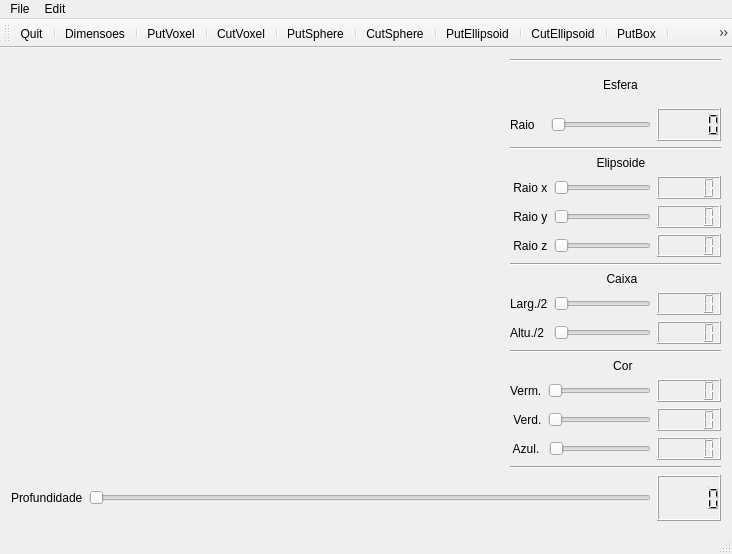
The window that Paint3D/mainwindow.ui (alecerioli/ProgramacaoAvancada) describes before a commit, drawn with Qt 5.
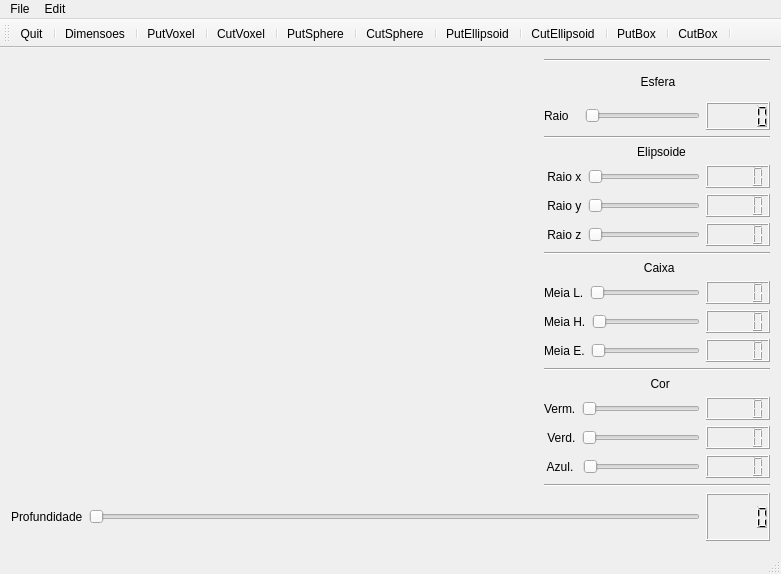
The same window after the commit. Icons and pictures are not drawn. Custom widgets are drawn as their Qt base class.

```diff
--- a/Paint3D/mainwindow.ui
+++ b/Paint3D/mainwindow.ui
@@ -6,8 +6,8 @@
    <rect>
     <x>0</x>
     <y>0</y>
-    <width>732</width>
-    <height>554</height>
+    <width>781</width>
+    <height>574</height>
    </rect>
   </property>
   <property name="windowTitle">
@@ -18,7 +18,7 @@
     <item>
      <layout class="QVBoxLayout" name="verticalLayout_6" stretch="90,10">
       <item>
-       <layout class="QHBoxLayout" name="horizontalLayout_19" stretch="70,30">
+       <layout class="QHBoxLayout" name="horizontalLayout_23" stretch="70,30">
         <item>
          <widget class="Plotter" name="widget" native="true"/>
         </item>
@@ -36,7 +36,7 @@
             <item>
              <widget class="QLabel" name="label_6">
               <property name="text">
-               <string>                            Esfera</string>
+               <string>                             Esfera</string>
               </property>
              </widget>
             </item>
@@ -79,7 +79,7 @@
             <item>
              <widget class="QLabel" name="label_4">
               <property name="text">
-               <string>                          Elipsoide</string>
+               <string>                            Elipsoide</string>
               </property>
              </widget>
             </item>
@@ -160,19 +160,19 @@
             </item>
            </layout>
           </item>
+          <item>
+           <widget class="Line" name="line_2">
+            <property name="orientation">
+             <enum>Qt::Horizontal</enum>
+            </property>
+           </widget>
+          </item>
           <item>
            <layout class="QVBoxLayout" name="verticalLayout_2">
-            <item>
-             <widget class="Line" name="line_2">
-              <property name="orientation">
-               <enum>Qt::Horizontal</enum>
-              </property>
-             </widget>
-            </item>
             <item>
              <widget class="QLabel" name="label_9">
               <property name="text">
-               <string>                             Caixa</string>
+               <string>                              Caixa</string>
               </property>
              </widget>
             </item>
@@ -183,7 +183,7 @@
                 <item>
                  <widget class="QLabel" name="label_7">
                   <property name="text">
-                   <string>Larg./2</string>
+                   <string>Meia L.</string>
                   </property>
                  </widget>
                 </item>
@@ -208,7 +208,7 @@
                 <item>
                  <widget class="QLabel" name="label_8">
                   <property name="text">
-                   <string>Altu./2 </string>
+                   <string>Meia H.</string>
                   </property>
                  </widget>
                 </item>
@@ -226,6 +226,31 @@
               </item>
              </layout>
             </item>
+            <item>
+             <layout class="QHBoxLayout" name="horizontalLayout_22">
+              <item>
+               <layout class="QHBoxLayout" name="horizontalLayout_19">
+                <item>
+                 <widget class="QLabel" name="label_15">
+                  <property name="text">
+                   <string>Meia E.</string>
+                  </property>
+                 </widget>
+                </item>
+                <item>
+                 <widget class="QSlider" name="horizontalSliderEsp">
+                  <property name="orientation">
+                   <enum>Qt::Horizontal</enum>
+                  </property>
+                 </widget>
+                </item>
+               </layout>
+              </item>
+              <item>
+               <widget class="QLCDNumber" name="lcdNumber_11"/>
+              </item>
+             </layout>
+            </item>
            </layout>
           </item>
           <item>
@@ -240,7 +265,7 @@
             <item>
              <widget class="QLabel" name="label_10">
               <property name="text">
-               <string>                               Cor</string>
+               <string>                                Cor</string>
               </property>
              </widget>
             </item>
@@ -366,7 +391,7 @@
     <rect>
      <x>0</x>
      <y>0</y>
-     <width>732</width>
+     <width>781</width>
      <height>21</height>
     </rect>
    </property>
@@ -389,7 +414,7 @@
     <enum>TopToolBarArea</enum>
    </attribute>
    <attribute name="toolBarBreak">
-    <bool>true</bool>
+    <bool>false</bool>
    </attribute>
    <addaction name="actionQuit"/>
    <addaction name="separator"/>
```
Left out of the diff: 106 changed lines with no effect on the pictures.
